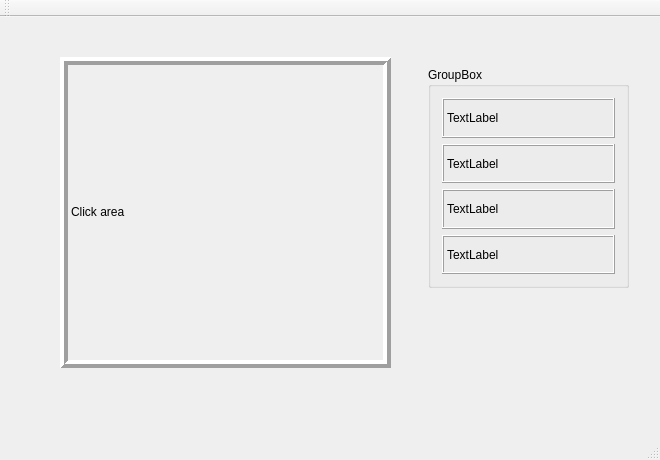
Above: mainwindow.ui from wittawatrk/carIdProject before the change. Below: the same form after it.
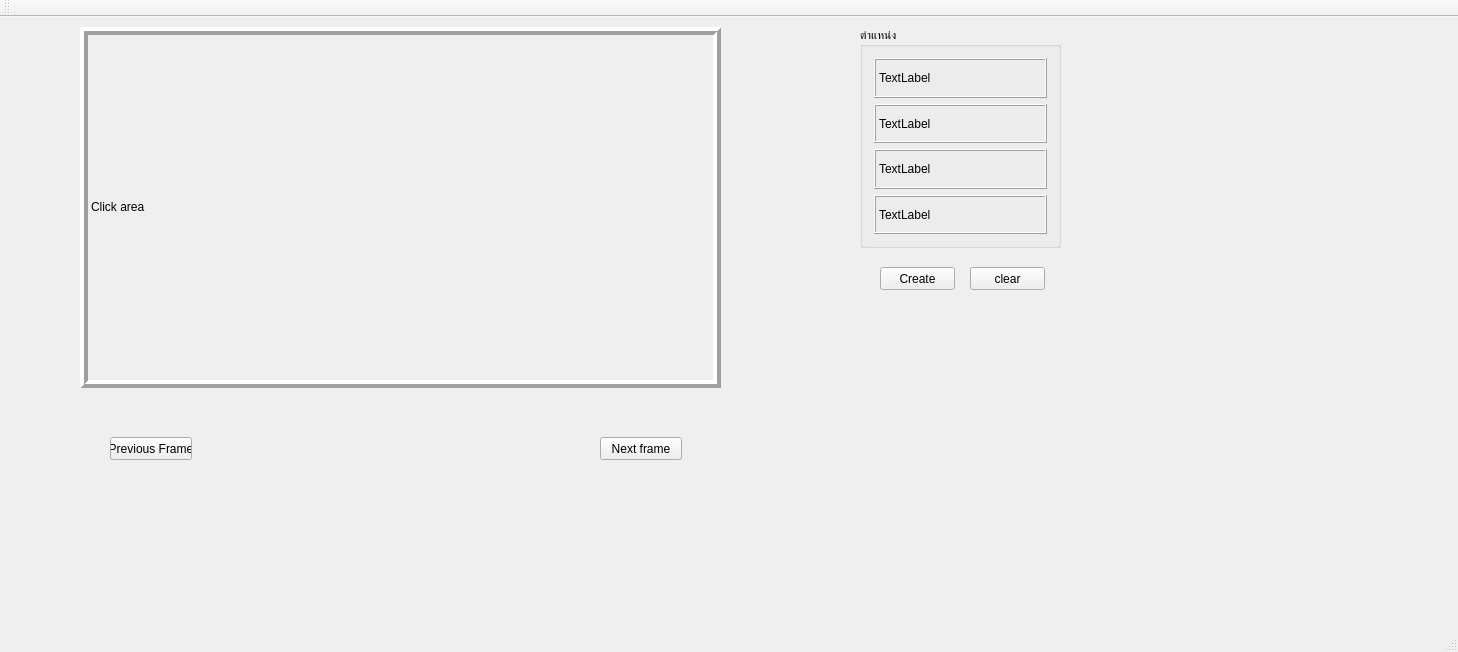
That is the form after the change. Custom widgets are drawn as their Qt base class.

Patch:
```diff
--- a/mainwindow.ui
+++ b/mainwindow.ui
@@ -6,8 +6,8 @@
    <rect>
     <x>0</x>
     <y>0</y>
-    <width>660</width>
-    <height>460</height>
+    <width>1458</width>
+    <height>652</height>
    </rect>
   </property>
   <property name="windowTitle">
@@ -17,10 +17,10 @@
    <widget class="my_label" name="label">
     <property name="geometry">
      <rect>
-      <x>60</x>
-      <y>40</y>
-      <width>331</width>
-      <height>311</height>
+      <x>80</x>
+      <y>10</y>
+      <width>641</width>
+      <height>361</height>
      </rect>
     </property>
     <property name="styleSheet">
@@ -51,14 +51,14 @@
    <widget class="QGroupBox" name="groupBox">
     <property name="geometry">
      <rect>
-      <x>428</x>
-      <y>50</y>
+      <x>860</x>
+      <y>10</y>
       <width>201</width>
       <height>221</height>
      </rect>
     </property>
     <property name="title">
-     <string>GroupBox</string>
+     <string>ตำแหน่ง</string>
     </property>
     <layout class="QVBoxLayout" name="verticalLayout_2">
      <item>
@@ -119,6 +119,58 @@
      </item>
     </layout>
    </widget>
+   <widget class="QPushButton" name="createImgBtn">
+    <property name="geometry">
+     <rect>
+      <x>880</x>
+      <y>250</y>
+      <width>75</width>
+      <height>23</height>
+     </rect>
+    </property>
+    <property name="text">
+     <string>Create</string>
+    </property>
+   </widget>
+   <widget class="QPushButton" name="clrBtn">
+    <property name="geometry">
+     <rect>
+      <x>970</x>
+      <y>250</y>
+      <width>75</width>
+      <height>23</height>
+     </rect>
+    </property>
+    <property name="text">
+     <string>clear</string>
+    </property>
+   </widget>
+   <widget class="QPushButton" name="nxtFrmBtn">
+    <property name="geometry">
+     <rect>
+      <x>600</x>
+      <y>420</y>
+      <width>82</width>
+      <height>23</height>
+     </rect>
+    </property>
+    <property name="text">
+     <string>Next frame</string>
+    </property>
+   </widget>
+   <widget class="QPushButton" name="prevFrmBtn">
+    <property name="geometry">
+     <rect>
+      <x>110</x>
+      <y>420</y>
+      <width>82</width>
+      <height>23</height>
+     </rect>
+    </property>
+    <property name="text">
+     <string>Previous Frame</string>
+    </property>
+   </widget>
    <zorder>groupBox</zorder>
    <zorder>label</zorder>
   </widget>
```
Left out of the diff: 11 changed lines with no effect on the pictures.
